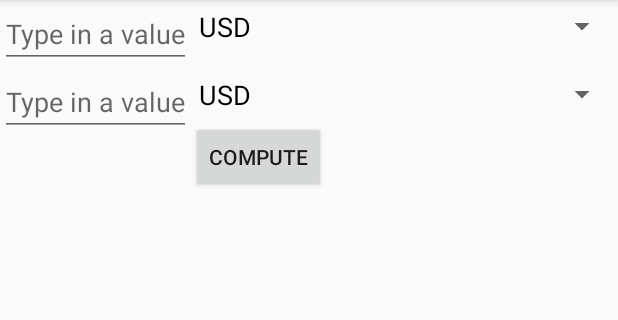
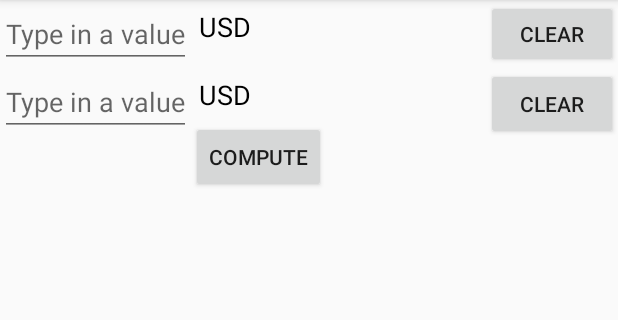
Before and after one commit to bryanlng/UnitConverter_2.0, an Android app: the fragment CurrencyFragment placed in its activity, on a phone screen of 412 x 824 dp, the part 84-404 px from its top. Run offline under Robolectric (Android 15) with nearby library versions, the phone set to English and light mode, and no system bars.

Commit message:
Added clear buttons Finished main compute() function Still having issues with: 1) NullPointerException in some cases 2) Implement ListView stuff

```diff
--- a/app/src/main/res/layout/currency_fragment_layout.xml
+++ b/app/src/main/res/layout/currency_fragment_layout.xml
@@ -38,5 +38,19 @@
         android:text="@string/compute"
         android:layout_below="@+id/currency_optionB"
         android:layout_alignStart="@+id/currency_optionB" />
+    <Button
+        android:layout_width="wrap_content"
+        android:layout_height="wrap_content"
+        android:id="@+id/clearA"
+        android:text="@string/clear"
+        android:layout_above="@+id/currency_optionB"
+        android:layout_alignParentEnd="true" />
+    <Button
+        android:layout_width="wrap_content"
+        android:layout_height="wrap_content"
+        android:id="@+id/clearB"
+        android:text="@string/clear"
+        android:layout_below="@+id/clearA"
+        android:layout_alignEnd="@+id/currency_optionA" />
 
 </RelativeLayout>
--- a/app/src/main/res/values/strings.xml
+++ b/app/src/main/res/values/strings.xml
@@ -68,6 +68,7 @@
     <string name="compute">Compute</string>
     <string name="same_category">Same category, please choose a different category</string>
     <string name="no_text_entered">No text entered</string>
+    <string name="both_entered">Please clear 1 text field</string>
     <string name="incorrect_format">Incorrect format/Bad input</string>
     <string name="from">From</string>
     <string name="to">To</string>
```
Also changed, not shown: app/src/main/java/com/example/bryan/unitconverter20/CurrencyFragment.java (+115 -18 lines).
